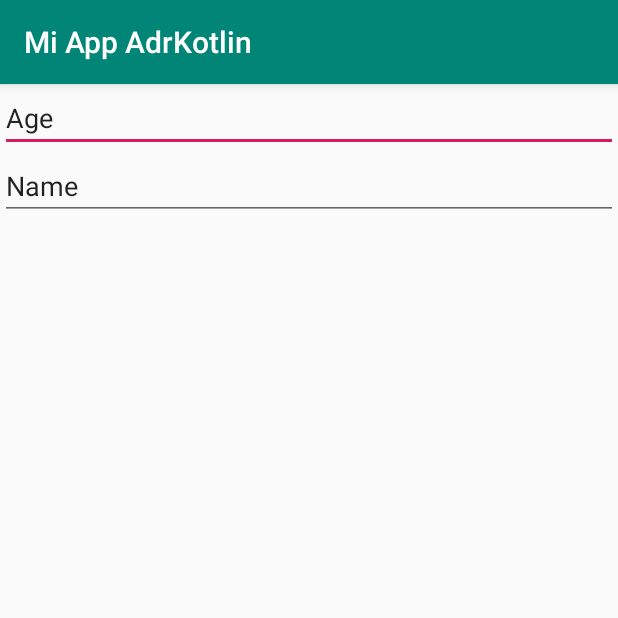
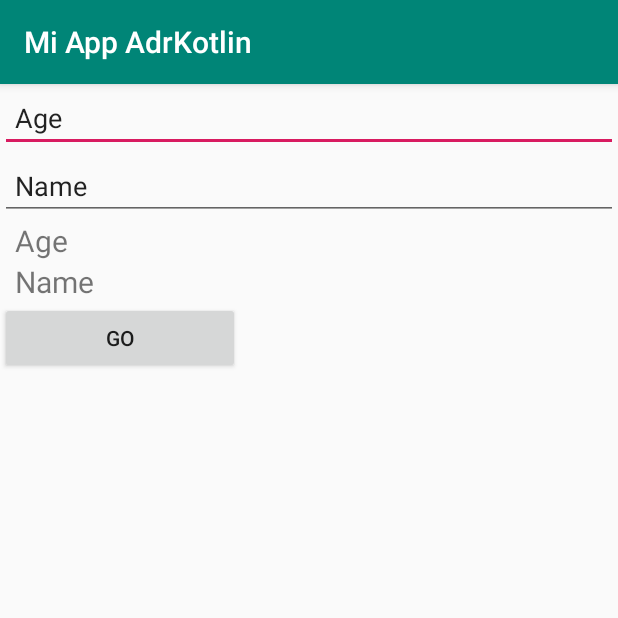
Before and after one commit to eacevedof/prj_adrkotlin, an Android app: the screen it shows after launch (MainActivity), on a phone screen of 412 x 824 dp, the top half of it. Run offline under Robolectric (Android 15) with nearby library versions, the phone set to English and light mode, and no system bars.

Commit message:
configurados padding y tamaño de texto en sp

```diff
--- a/app/src/main/res/layout-v26/activity_main.xml
+++ b/app/src/main/res/layout-v26/activity_main.xml
@@ -11,6 +11,7 @@
             android:orientation="vertical"
             android:layout_width="match_parent"
             android:layout_height="match_parent">
+
         <EditText
                 android:layout_width="match_parent"
                 android:layout_height="wrap_content"
@@ -18,16 +19,82 @@
                 android:ems="10"
                 android:id="@+id/edtAge"
                 android:hint="@string/edt_age"
-                android:text="@string/edt_age" android:autofillHints=""/>
+                android:text="@string/edt_age"
+                android:paddingLeft="10sp"
+                android:autofillHints="@string/edt_age"
+                tools:targetApi="o"
+        />
+
         <EditText
                 android:layout_width="match_parent"
                 android:layout_height="wrap_content"
                 android:inputType="textPersonName"
-                android:text="@string/edt_name"
                 android:ems="10"
                 android:id="@+id/edtName"
                 android:hint="@string/edt_name"
-                android:autofillHints=""/>
+                android:text="@string/edt_name"
+                android:paddingLeft="10sp"
+                android:autofillHints="@string/edt_name"
+                tools:targetApi="o"
+        />
 
+        <!-- AGE -->
+        <LinearLayout
+                android:orientation="horizontal"
+                android:layout_width="match_parent"
+                android:layout_height="wrap_content">
+            <TextView
+                    android:id="@+id/txtAgeLbl"
+                    android:text="@string/txt_age"
+                    android:textSize="20sp"
+                    android:paddingLeft="10sp"
+                    android:layout_width="wrap_content"
+                    android:layout_height="wrap_content"
+                    android:layout_weight="1"/>
+            <TextView
+                    android:id="@+id/txtAge"
+                    android:text=""
+                    android:textSize="20sp"
+                    android:paddingLeft="10sp"
+                    android:layout_width="wrap_content"
+                    android:layout_height="wrap_content"
+                    android:layout_weight="1"/>
+        </LinearLayout>
+
+        <!-- NAME -->
+        <LinearLayout
+                android:orientation="horizontal"
+                android:layout_width="match_parent"
+                android:layout_height="wrap_content">
+            <TextView
+                    android:id="@+id/txtNameLbl"
+                    android:text="@string/txt_name"
+                    android:textSize="20sp"
+                    android:paddingLeft="10sp"
+                    android:layout_width="wrap_content"
+                    android:layout_height="wrap_content"
+                    android:layout_weight="1"/>
+            <TextView
+                    android:id="@+id/txtName"
+                    android:text=""
+                    android:textSize="20sp"
+                    android:paddingLeft="10sp"
+                    android:layout_width="wrap_content"
+                    android:layout_height="wrap_content"
+                    android:layout_weight="1"/>
+        </LinearLayout>
+
+        <!-- BUTTON -->
+        <LinearLayout
+                android:orientation="horizontal"
+                android:layout_width="match_parent"
+                android:layout_height="wrap_content">
+            <Button
+                    android:id="@+id/btnGo"
+                    android:text="@string/btn_go"
+                    android:ems="10"
+                    android:layout_width="wrap_content"
+                    android:layout_height="wrap_content"/>
+        </LinearLayout>
     </LinearLayout>
 </android.support.constraint.ConstraintLayout>
```
